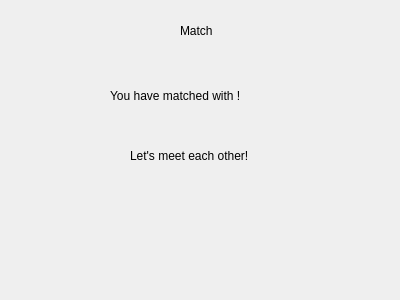
Qt form HobbyHub/match.ui (cpp-park-vk-education/2023_1_Chaihona_-1) before a commit.
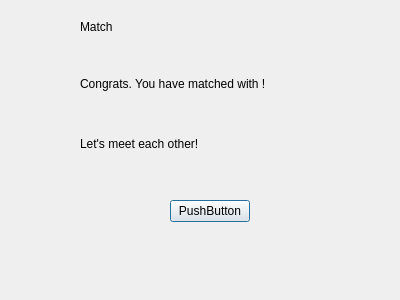
The same form after that commit.

What changed in the file:
```diff
--- a/HobbyHub/match.ui
+++ b/HobbyHub/match.ui
@@ -13,44 +13,77 @@
   <property name="windowTitle">
    <string>Dialog</string>
   </property>
-  <widget class="QLabel" name="label">
+  <widget class="QPushButton" name="pushButton">
    <property name="geometry">
     <rect>
-     <x>180</x>
+     <x>170</x>
+     <y>200</y>
+     <width>80</width>
+     <height>22</height>
+    </rect>
+   </property>
+   <property name="text">
+    <string>PushButton</string>
+   </property>
+  </widget>
+  <widget class="QWidget" name="">
+   <property name="geometry">
+    <rect>
+     <x>80</x>
      <y>20</y>
-     <width>61</width>
-     <height>21</height>
+     <width>251</width>
+     <height>131</height>
     </rect>
    </property>
+   <layout class="QVBoxLayout" name="verticalLayout">
+    <item>
+     <widget class="QLabel" name="label">
    <property name="text">
     <string>Match</string>
    </property>
   </widget>
+    </item>
+    <item>
+     <spacer name="verticalSpacer">
+      <property name="orientation">
+       <enum>Qt::Vertical</enum>
+      </property>
+      <property name="sizeHint" stdset="0">
+       <size>
+        <width>20</width>
+        <height>38</height>
+       </size>
+      </property>
+     </spacer>
+    </item>
+    <item>
   <widget class="QLabel" name="label_2">
-   <property name="geometry">
-    <rect>
-     <x>110</x>
-     <y>70</y>
-     <width>181</width>
-     <height>51</height>
-    </rect>
-   </property>
    <property name="text">
-    <string>You have matched with &lt;name&gt;!</string>
-   </property>
-  </widget>
+       <string>Congrats. You have matched with &lt;name&gt;!</string>
+      </property>
+     </widget>
+    </item>
+    <item>
+     <spacer name="verticalSpacer_2">
+      <property name="orientation">
+       <enum>Qt::Vertical</enum>
+      </property>
+      <property name="sizeHint" stdset="0">
+       <size>
+        <width>20</width>
+        <height>40</height>
+       </size>
+      </property>
+     </spacer>
+    </item>
+    <item>
   <widget class="QLabel" name="label_3">
-   <property name="geometry">
-    <rect>
-     <x>130</x>
-     <y>130</y>
-     <width>181</width>
-     <height>51</height>
-    </rect>
-   </property>
    <property name="text">
     <string>Let's meet each other!</string>
    </property>
+     </widget>
+    </item>
+   </layout>
   </widget>
  </widget>
  <resources/>
```
Lines whose indentation alone changed are shown as unchanged.
